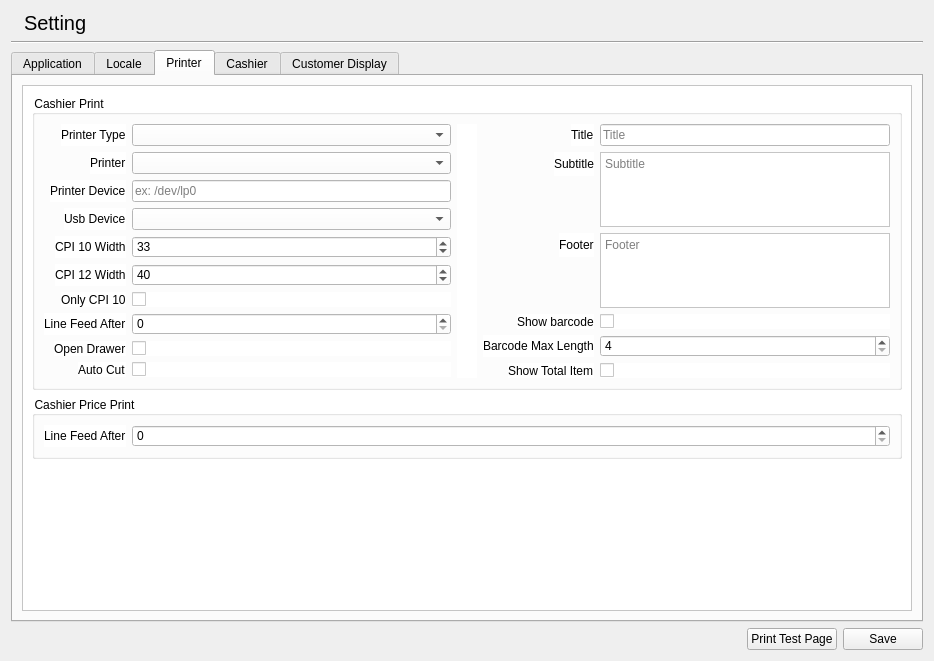
Qt form libgui/setting/settingwidget.ui (apinprastya/sultan) before a commit.
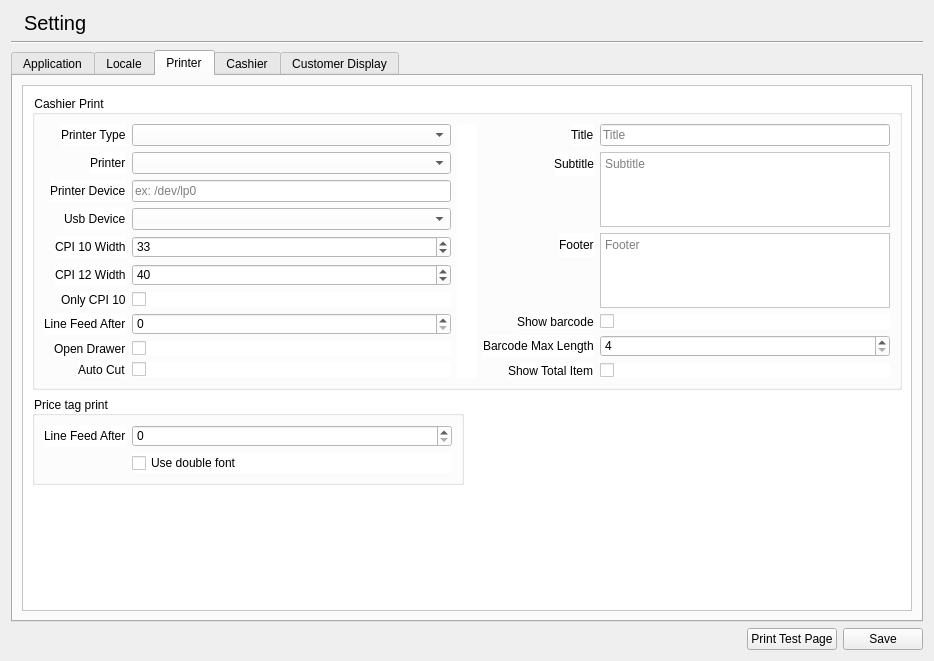
The same form after that commit. The open tabs and pages were chosen to show the change. Icons and pictures are not drawn.

Commit message: adding font size for label price print (#91)

```diff
--- a/libgui/setting/settingwidget.ui
+++ b/libgui/setting/settingwidget.ui
@@ -955,9 +955,14 @@
             </widget>
            </item>
            <item>
+            <layout class="QGridLayout" name="gridLayout">
+             <property name="topMargin">
+              <number>0</number>
+             </property>
+             <item row="0" column="0">
             <widget class="QGroupBox" name="groupBox_5">
              <property name="title">
-              <string>Cashier Price Print</string>
+                <string>Price tag print</string>
              </property>
              <layout class="QFormLayout" name="formLayout_6">
               <property name="labelAlignment">
@@ -973,8 +978,24 @@
               <item row="0" column="1">
                <widget class="QSpinBox" name="spinCashierPriceLinefeed"/>
               </item>
-             </layout>
-            </widget>
+                <item row="1" column="1">
+                 <widget class="QCheckBox" name="checkDoubleFont">
+                  <property name="text">
+                   <string>Use double font</string>
+                  </property>
+                 </widget>
+                </item>
+               </layout>
+              </widget>
+             </item>
+             <item row="0" column="1">
+              <widget class="QLabel" name="label_48">
+               <property name="text">
+                <string/>
+               </property>
+              </widget>
+             </item>
+            </layout>
            </item>
            <item>
             <spacer name="verticalSpacer_2">
```
Left out of the diff: 2 changed lines with no effect on the pictures. Lines whose indentation alone changed are shown as unchanged. The commit also changes 5 other files.
